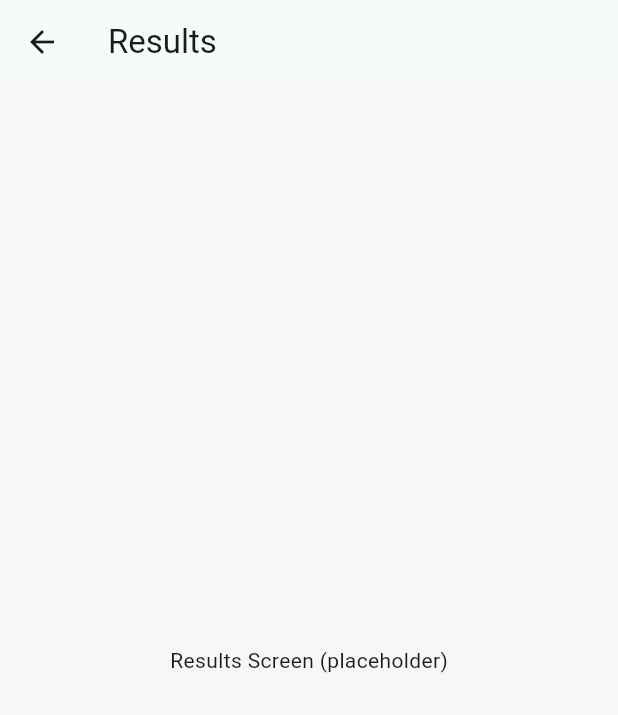
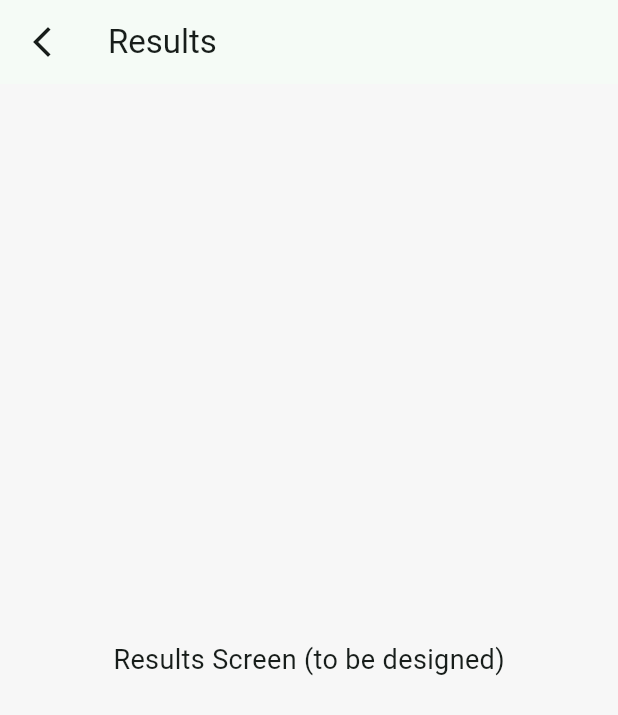
Before and after one commit to mgag-bus/purecheck, a Flutter app: the screen it shows after launch, after a tap on "Scan your ingredients", on a phone screen of 412 x 824 dp. Shown: the top 715 px of the screen. Run offline on Flutter 3.47's test engine with Material 3 defaults, Android fonts, the phone set to English and light mode, and no system bars.

Commit message:
feat: add base Results and Learn screens

```diff
--- a/lib/features/home/home_screen.dart
+++ b/lib/features/home/home_screen.dart
@@ -1,4 +1,7 @@
 import 'package:flutter/material.dart';
+import '../results/results_screen.dart';
+import '../learn/learn_screen.dart';
+
 
 class HomeScreen extends StatelessWidget {
   const HomeScreen({super.key});
@@ -33,7 +36,7 @@ class HomeScreen extends StatelessWidget {
                 onPressed: () {
                   // temporary navigation (we’ll wire real scan later)
                   Navigator.of(context).push(
-                    MaterialPageRoute(builder: (_) => const _TempResultsPlaceholder()),
+                    MaterialPageRoute(builder: (_) => const ResultsScreen()),
                   );
                 },
                 icon: const Icon(Icons.photo_camera_outlined),
@@ -46,7 +49,7 @@ class HomeScreen extends StatelessWidget {
               child: OutlinedButton.icon(
                 onPressed: () {
                   Navigator.of(context).push(
-                    MaterialPageRoute(builder: (_) => const _TempLearnPlaceholder()),
+                    MaterialPageRoute(builder: (_) => const LearnScreen()),
                   );
                 },
                 icon: const Icon(Icons.menu_book_outlined),
--- /dev/null
+++ b/lib/features/results/results_screen.dart
@@ -0,0 +1,24 @@
+import 'package:flutter/material.dart';
+
+class ResultsScreen extends StatelessWidget {
+  const ResultsScreen({super.key});
+
+  @override
+  Widget build(BuildContext context) {
+    return Scaffold(
+      appBar: AppBar(
+        title: const Text('Results'),
+        leading: IconButton(
+          icon: const Icon(Icons.arrow_back_ios_new),
+          onPressed: () => Navigator.pop(context),
+        ),
+      ),
+      body: const Center(
+        child: Text(
+          'Results Screen (to be designed)',
+          style: TextStyle(fontSize: 18),
+        ),
+      ),
+    );
+  }
+}
```
Also changed, not shown: lib/features/learn/learn_screen.dart (added, +24 -0 lines).
